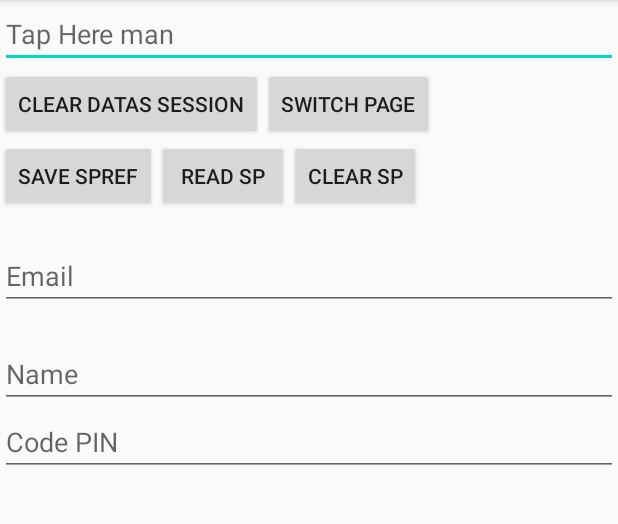
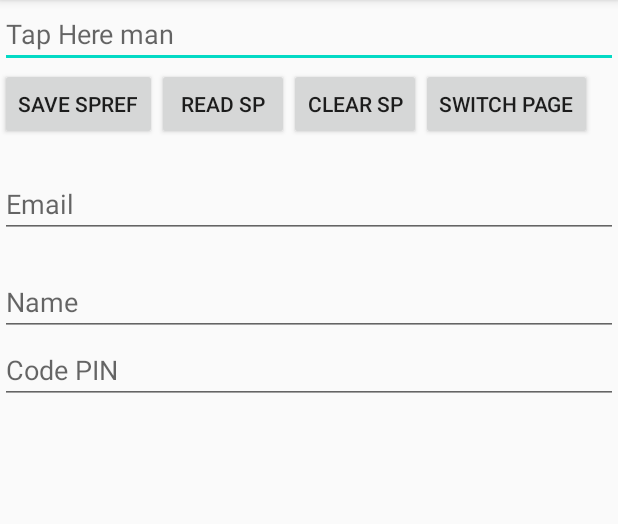
Before and after one commit to fccoul/AndroidReview, an Android app: the PersistADataActivity screen opened directly, with no data from a screen before it, on a phone screen of 412 x 824 dp, the part 84-608 px from its top. Run offline under Robolectric (Android 15) with nearby library versions, the phone set to English and light mode, and no system bars.

Commit message:
Review save Datas file

```diff
--- a/MyApplicationeBooksSyncFusion/app/src/main/res/layout/activity_persist_a_data.xml
+++ b/MyApplicationeBooksSyncFusion/app/src/main/res/layout/activity_persist_a_data.xml
@@ -20,18 +20,9 @@
     <Button
         android:layout_width="wrap_content"
         android:layout_height="wrap_content"
-        android:id="@+id/btnResetData"
-        android:text="@string/ClearShPref"
-        app:layout_constraintTop_toBottomOf="@+id/txData"
-        android:onClick="ClearDataSession"
-        tools:ignore="MissingConstraints" />
-
-    <Button
-        android:layout_width="wrap_content"
-        android:layout_height="wrap_content"
         android:text="@string/SwitchPage"
         app:layout_constraintTop_toBottomOf="@+id/txData"
-        app:layout_constraintLeft_toRightOf="@id/btnResetData"
+        app:layout_constraintLeft_toRightOf="@id/btnClearSP"
         android:onClick="SwitchPage"
         tools:ignore="MissingConstraints" />
 
@@ -40,7 +31,7 @@
         android:layout_height="wrap_content"
         android:id="@+id/btnSaveSP"
         android:text="@string/SaveSP"
-        app:layout_constraintTop_toBottomOf="@+id/btnResetData"
+        app:layout_constraintTop_toBottomOf="@+id/txData"
         android:onClick="Save"
         tools:ignore="MissingConstraints" />
     <Button
@@ -48,7 +39,7 @@
         android:layout_height="wrap_content"
         android:id="@+id/btnReadSP"
         android:text="@string/ReadSP"
-        app:layout_constraintTop_toBottomOf="@+id/btnResetData"
+        app:layout_constraintTop_toBottomOf="@+id/txData"
         app:layout_constraintLeft_toRightOf="@id/btnSaveSP"
         android:onClick="Read"
         tools:ignore="MissingConstraints" />
@@ -57,8 +48,9 @@
         android:layout_width="wrap_content"
         android:layout_height="wrap_content"
         android:text="@string/ClearSP"
-        app:layout_constraintTop_toBottomOf="@+id/btnResetData"
+        app:layout_constraintTop_toBottomOf="@+id/txData"
         app:layout_constraintLeft_toRightOf="@id/btnReadSP"
+        android:id="@+id/btnClearSP"
         android:onClick="Clean"
         tools:ignore="MissingConstraints" />
 
```
Also changed, not shown: MyApplicationeBooksSyncFusion/app/src/main/java/com/example/myapplicationebookssyncfusion/PersistADataActivity.java (+15 -17 lines), MyApplicationeBooksSyncFusion/app/src/main/java/com/example/myapplicationebookssyncfusion/SecondActivity.java (+5 -5 lines), MyApplicationeBooksSyncFusion/app/src/main/res/layout/activity_second.xml (+7 -0 lines).
